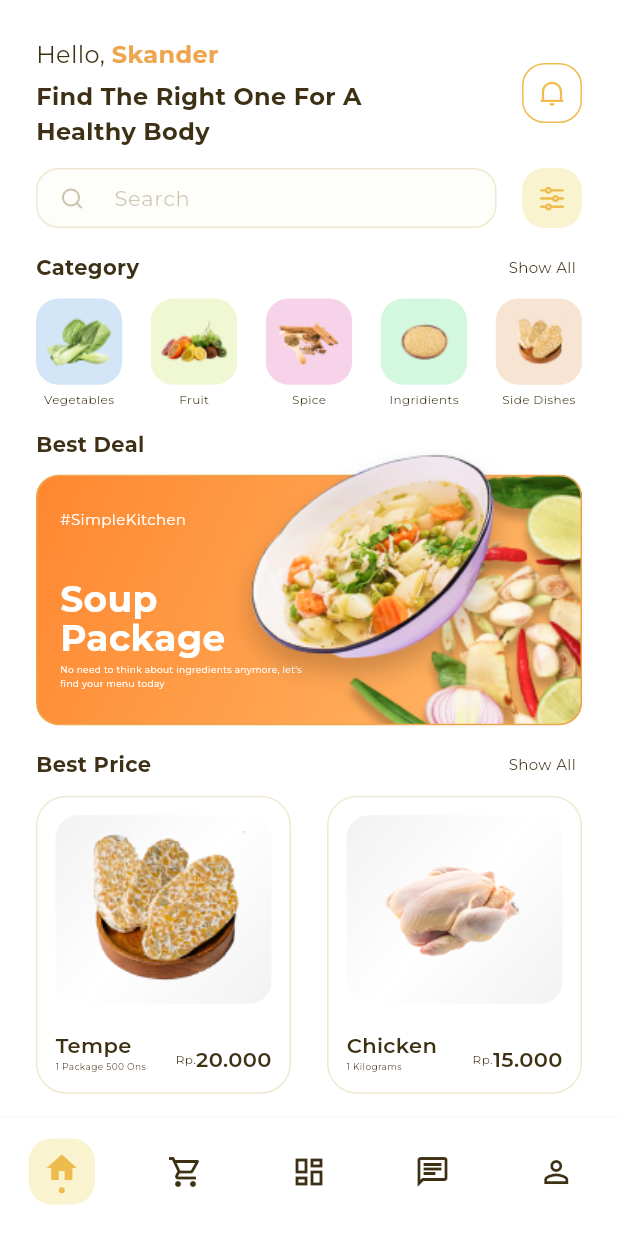
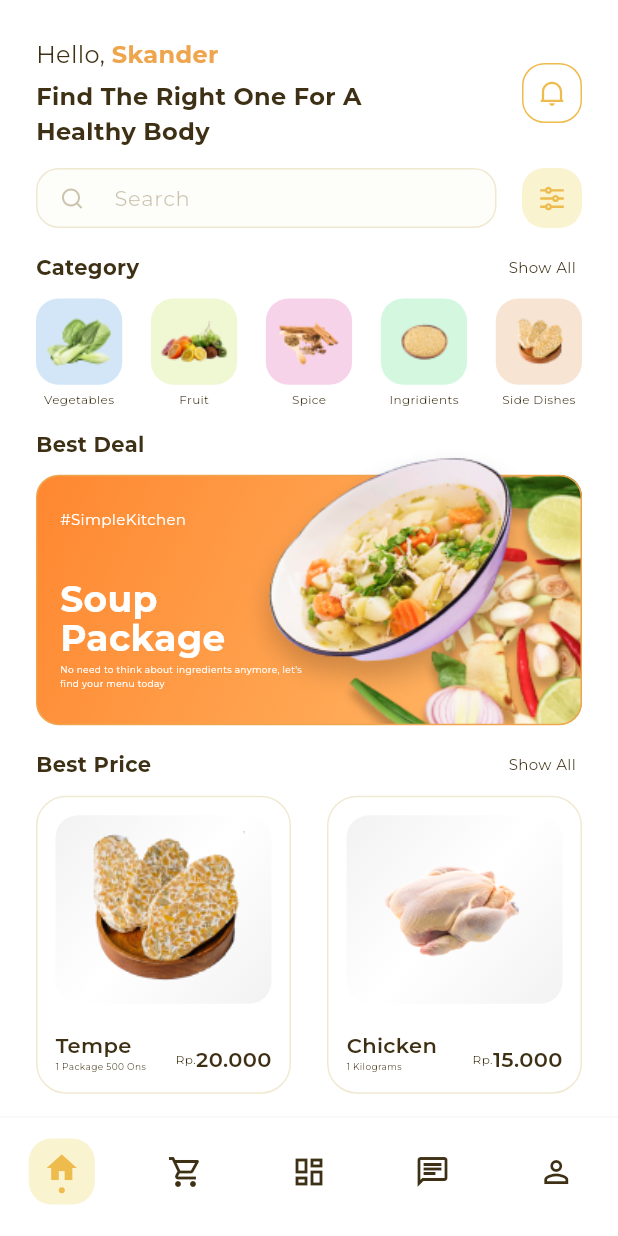
Before and after one commit to aconitum001/resto, a Flutter app: the screen it shows after launch, on a phone screen of 412 x 824 dp. Run offline on Flutter 3.47's test engine with Material 3 defaults, Android fonts, the phone set to English and light mode, and no system bars; our stand-ins replace device_preview, flutter_svg, go_router; project files that could hold a hidden picture were left out.

Commit message:
fixed postioned attributes

```diff
--- a/lib/main.dart
+++ b/lib/main.dart
@@ -5,7 +5,7 @@
 void main() {
   runApp(
     DevicePreview(
-      enabled: false,
+      enabled: true,
       builder: (context) {
         return const Resto();
       },
--- a/lib/widgets/deal_widget.dart
+++ b/lib/widgets/deal_widget.dart
@@ -10,6 +10,7 @@ class DealWidget extends StatelessWidget {
   @override
   Widget build(BuildContext context) {
     var width = MediaQuery.sizeOf(context).width;
+
     return Stack(
       clipBehavior: Clip.none,
       children: [
@@ -18,21 +19,36 @@ class DealWidget extends StatelessWidget {
           dealModel: dealModel,
         ),
         Positioned(
-          top: -52,
+          top: getTopValue(width),
           right: getRightValue(width),
           child: Image.asset(
             dealModel.mainImage,
+            // Adjust image width dynamically based on screen width
           ),
         )
       ],
     );
   }
 
+  double getTopValue(double width) {
+    if (width <= 400) {
+      return -54;
+    } else {
+      return -50;
+    }
+  }
+
   double getRightValue(double width) {
-    if (width < 400) {
-      return -(width * 0.13);
+    if (width <= 360) {
+      return -68; // Small screens
+    } else if (width <= 375) {
+      return -55; // Medium screens
+    } else if (width <= 390) {
+      return -38; // Larger screens
+    } else if (width <= 430) {
+      return -12;
     } else {
-      return -(width * 0.0001);
+      return -70;
     }
   }
 }
--- a/lib/widgets/home_view_body.dart
+++ b/lib/widgets/home_view_body.dart
@@ -16,6 +16,7 @@ class HomeViewBody extends StatelessWidget {
         horizontal: 24,
       ),
       child: CustomScrollView(
+        clipBehavior: Clip.none,
         slivers: [
           SliverToBoxAdapter(
             child: Column(
```
